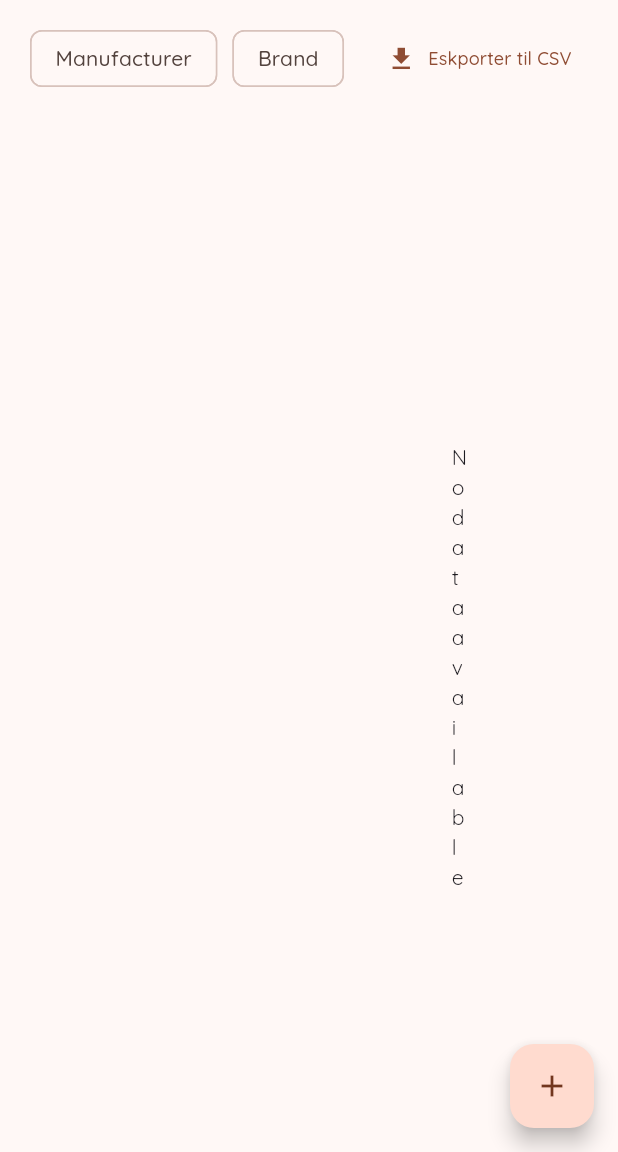
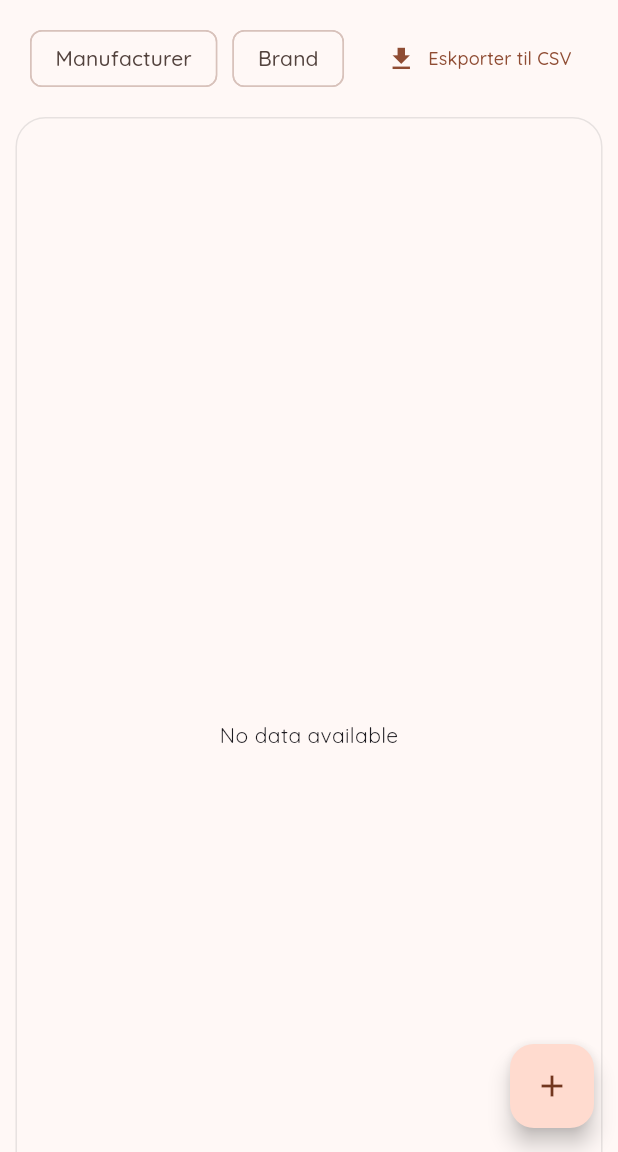
Before and after one commit to Heidelbergg/tandluppen_admin, a Flutter app: the HomeScreen screen opened directly, on a phone screen of 412 x 824 dp, the part 84-1236 px from its top. Run offline on Flutter 3.47's test engine with Material 3 defaults, Android fonts, the phone set to English and light mode, and no system bars; our stand-ins replace cloud_firestore, firebase_auth, firebase_core, firebase_storage, google_fonts, multi_select_flutter and 1 more; missing offline and left inert: firebase_ui_auth, image_picker_web, to_csv; accounts and stored records are empty; statements that could not run were skipped.

Commit message:
Home - Dynamic width adjustment

```diff
--- a/lib/ui/home/home_screen.dart
+++ b/lib/ui/home/home_screen.dart
@@ -127,9 +127,11 @@ class _HomeScreenState extends State<HomeScreen> {
             ],
           ),
         ),
-        Container(
-          height: MediaQuery.of(context).size.height / 1.3,
-          margin: const EdgeInsets.fromLTRB(300, 50, 300, 50),
+        FractionallySizedBox(
+          widthFactor: MediaQuery.of(context).size.width > 1000 ? 0.65 : 0.95,
+          child: Container(
+            height: MediaQuery.of(context).size.height,
+            //margin: EdgeInsets.fromLTRB(marginValue, 50, marginValue, 50),
             decoration: BoxDecoration(
                 border: Border.all(color: Colors.grey.withOpacity(0.25)),
                 borderRadius: BorderRadius.circular(20)),
@@ -182,6 +184,7 @@ class _HomeScreenState extends State<HomeScreen> {
               },
             ),
           ),
+        ),
       ],
     );
   }
```
Also changed, not shown: 1 other file. Lines whose indentation alone changed are shown as unchanged.
